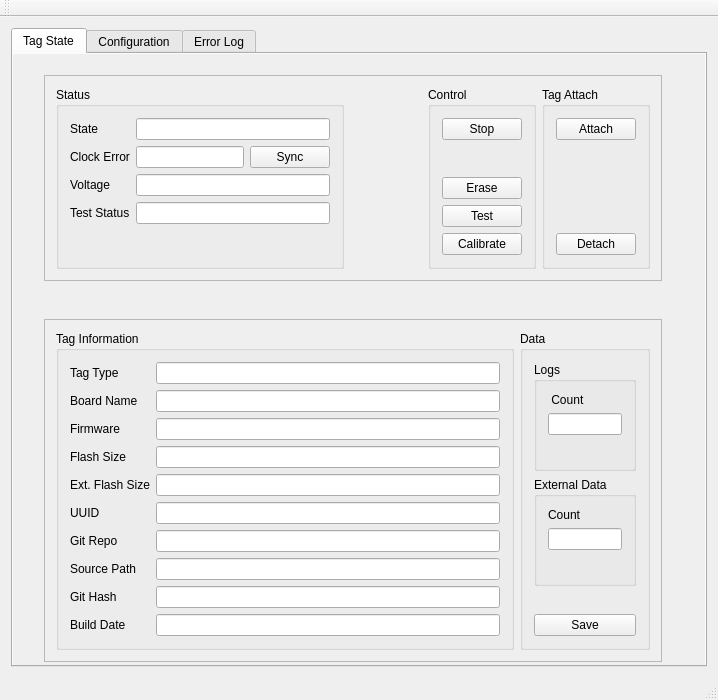
Above: host/applications/qtmon/mainwindow.ui from tag-designs/software before the change. Below: the same form after it.
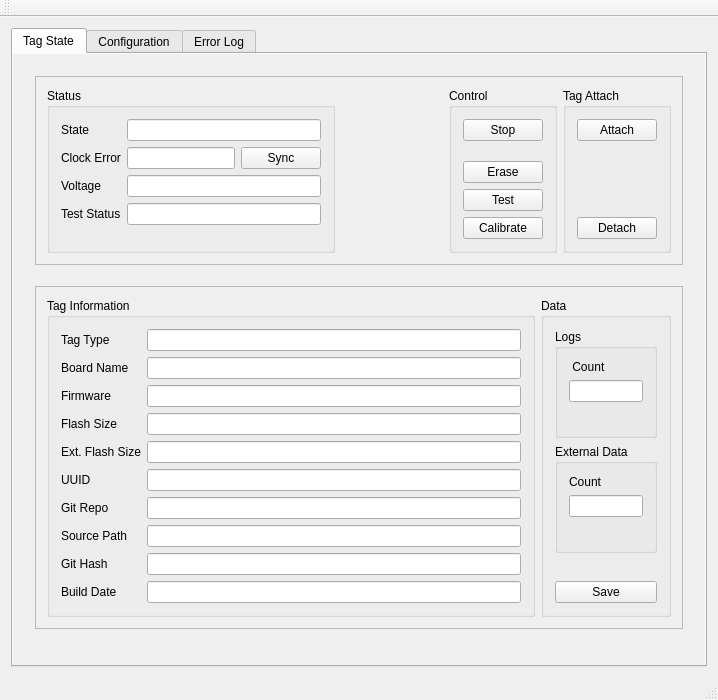
That is the form after the change. Custom widgets are drawn as their Qt base class.

```diff
--- a/host/applications/qtmon/mainwindow.ui
+++ b/host/applications/qtmon/mainwindow.ui
@@ -47,6 +47,8 @@
          <attribute name="title">
           <string>Tag State</string>
          </attribute>
+         <layout class="QVBoxLayout" name="targetTabLayout">
+          <item>
          <widget class="QWidget" name="widget_3" native="true">
           <property name="geometry">
            <rect>
@@ -809,6 +811,8 @@
            </item>
           </layout>
          </widget>
+          </item>
+         </layout>
         </widget>
         <widget class="ConfigTab" name="configtab">
          <property name="autoFillBackground">
```
